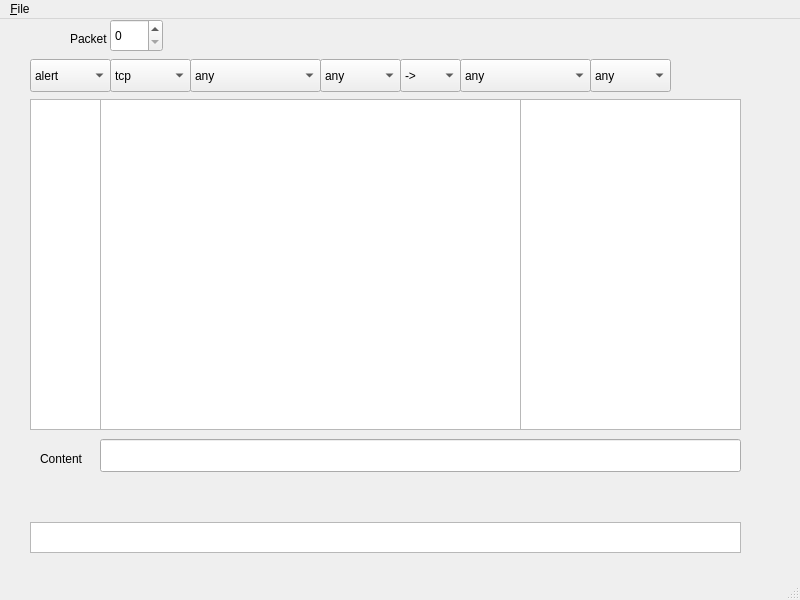
First picture: the form in mainwindow.ui, repository etrombly/snort-rule-tool, before the edit.
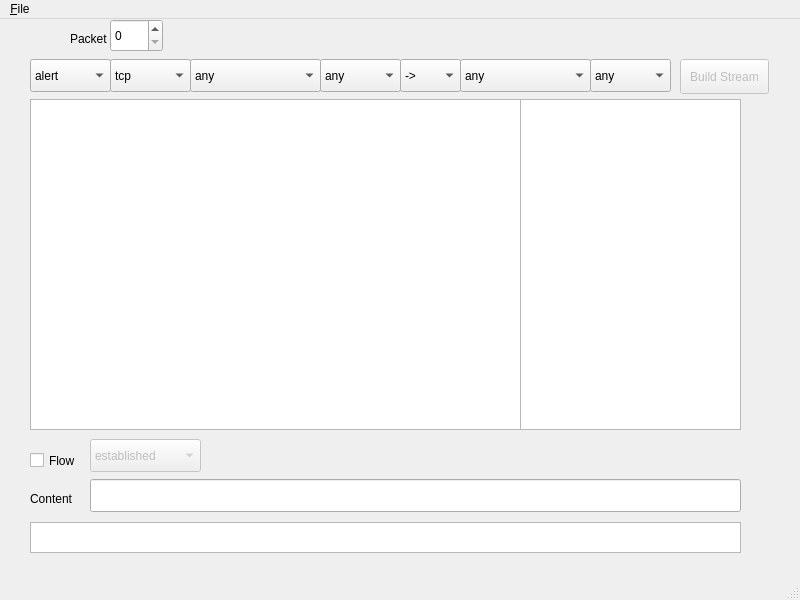
Second picture: the form after the edit.

Commit message: added stream processing

```diff
--- a/mainwindow.ui
+++ b/mainwindow.ui
@@ -14,36 +14,12 @@
    <string>Snort Rule Tool</string>
   </property>
   <widget class="QWidget" name="centralwidget">
-   <widget class="QPlainTextEdit" name="lineColumn">
-    <property name="geometry">
-     <rect>
-      <x>30</x>
-      <y>80</y>
-      <width>71</width>
-      <height>331</height>
-     </rect>
-    </property>
-    <property name="font">
-     <font>
-      <family>Monospace</family>
-     </font>
-    </property>
-    <property name="verticalScrollBarPolicy">
-     <enum>Qt::ScrollBarAlwaysOff</enum>
-    </property>
-    <property name="horizontalScrollBarPolicy">
-     <enum>Qt::ScrollBarAlwaysOff</enum>
-    </property>
-    <property name="readOnly">
-     <bool>true</bool>
-    </property>
-   </widget>
    <widget class="QPlainTextEdit" name="hexColumn">
     <property name="geometry">
      <rect>
-      <x>100</x>
+      <x>30</x>
       <y>80</y>
-      <width>421</width>
+      <width>491</width>
       <height>331</height>
      </rect>
     </property>
@@ -284,9 +260,9 @@
    <widget class="QLineEdit" name="contentEdit">
     <property name="geometry">
      <rect>
-      <x>100</x>
-      <y>420</y>
-      <width>641</width>
+      <x>90</x>
+      <y>460</y>
+      <width>651</width>
       <height>33</height>
      </rect>
     </property>
@@ -294,8 +270,8 @@
    <widget class="QLabel" name="label_2">
     <property name="geometry">
      <rect>
-      <x>40</x>
-      <y>430</y>
+      <x>30</x>
+      <y>470</y>
       <width>60</width>
       <height>19</height>
      </rect>
@@ -304,6 +280,103 @@
      <string>Content</string>
     </property>
    </widget>
+   <widget class="QCheckBox" name="flowCheck">
+    <property name="geometry">
+     <rect>
+      <x>30</x>
+      <y>430</y>
+      <width>61</width>
+      <height>23</height>
+     </rect>
+    </property>
+    <property name="text">
+     <string>Flow</string>
+    </property>
+   </widget>
+   <widget class="QComboBox" name="flowCombo">
+    <property name="enabled">
+     <bool>false</bool>
+    </property>
+    <property name="geometry">
+     <rect>
+      <x>90</x>
+      <y>420</y>
+      <width>111</width>
+      <height>33</height>
+     </rect>
+    </property>
+    <item>
+     <property name="text">
+      <string>established</string>
+     </property>
+    </item>
+    <item>
+     <property name="text">
+      <string>to_client</string>
+     </property>
+    </item>
+    <item>
+     <property name="text">
+      <string>to_server</string>
+     </property>
+    </item>
+    <item>
+     <property name="text">
+      <string>from_client</string>
+     </property>
+    </item>
+    <item>
+     <property name="text">
+      <string>from_server</string>
+     </property>
+    </item>
+    <item>
+     <property name="text">
+      <string>not_established</string>
+     </property>
+    </item>
+    <item>
+     <property name="text">
+      <string>stateless</string>
+     </property>
+    </item>
+    <item>
+     <property name="text">
+      <string>no_stream</string>
+     </property>
+    </item>
+    <item>
+     <property name="text">
+      <string>only_stream</string>
+     </property>
+    </item>
+    <item>
+     <property name="text">
+      <string>no_frag</string>
+     </property>
+    </item>
+    <item>
+     <property name="text">
+      <string>only_frag</string>
+     </property>
+    </item>
+   </widget>
+   <widget class="QPushButton" name="streamButton">
+    <property name="enabled">
+     <bool>false</bool>
+    </property>
+    <property name="geometry">
+     <rect>
+      <x>680</x>
+      <y>40</y>
+      <width>89</width>
+      <height>35</height>
+     </rect>
+    </property>
+    <property name="text">
+     <string>Build Stream</string>
+    </property>
+   </widget>
   </widget>
   <widget class="QMenuBar" name="menubar">
    <property name="geometry">
```
Left out of the diff: 7 changed lines with no effect on the pictures. The commit also changes 3 other files.
